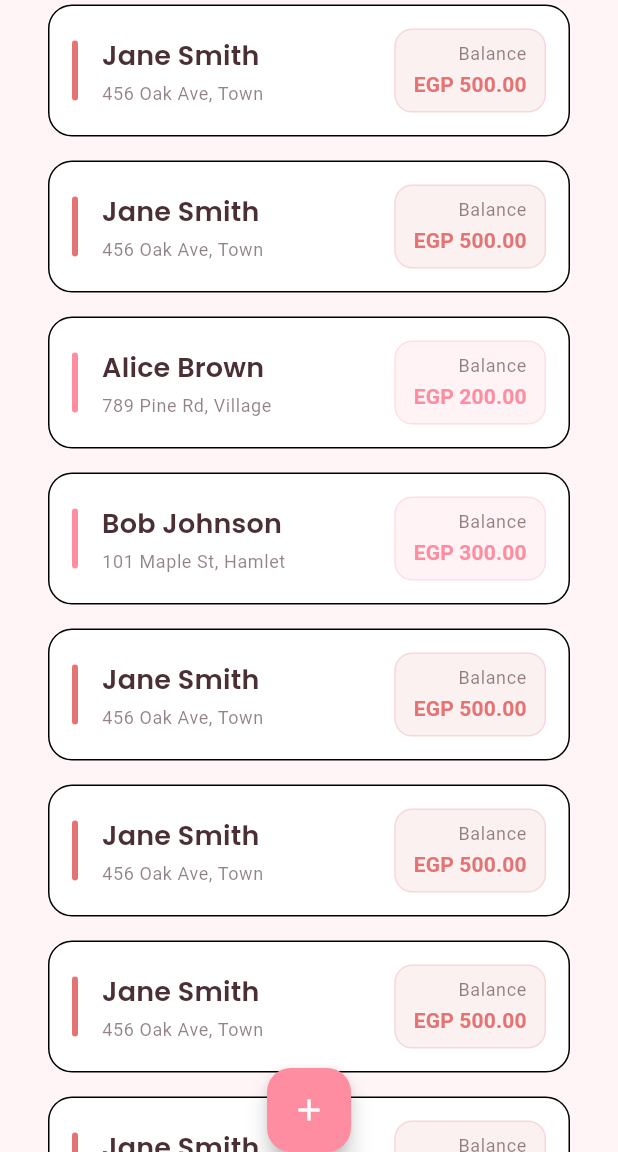
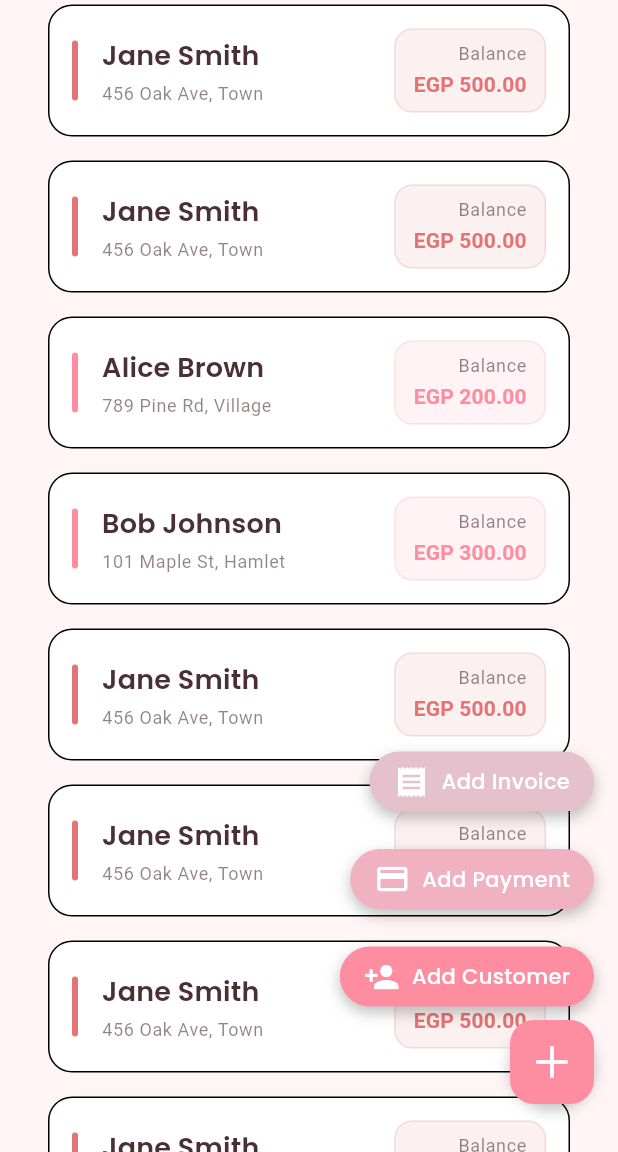
Before and after one commit to belalSoliman/trust-finance, a Flutter app: the screen it shows after launch, scrolled down 576 dp, after a tap on the "add" icon, on a phone screen of 412 x 824 dp, the part 84-1236 px from its top. Run offline on Flutter 3.47's test engine with Material 3 defaults, Android fonts, the phone set to English and light mode, and no system bars; our stand-ins replace flutter_native_splash.

Commit message:
add custom floating action button and update customer item border color

```diff
--- a/lib/view/home/home.dart
+++ b/lib/view/home/home.dart
@@ -1,6 +1,7 @@
 import 'package:flutter/material.dart';
 import 'package:trust_finiance/view/home/widget/Todays_Collections.dart';
 import 'package:trust_finiance/view/home/widget/current_date.dart';
+import 'package:trust_finiance/view/home/widget/custom_fab.dart';
 import 'package:trust_finiance/view/home/widget/customer_list.dart';
 
 class Home extends StatefulWidget {
@@ -16,13 +17,7 @@ class _HomeState extends State<Home> {
     return Scaffold(
       appBar: _buildAppBar(),
       body: _buildBody(),
-      floatingActionButton: FloatingActionButton(
-        onPressed: () {
-          //todo :add your action here
-        },
-        child: const Icon(Icons.add),
-      ),
-      floatingActionButtonLocation: FloatingActionButtonLocation.centerDocked,
+      floatingActionButton: FloatingBtn(),
     );
   }
 }
--- /dev/null
+++ b/lib/view/home/widget/custom_fab.dart
@@ -0,0 +1,182 @@
+import 'package:flutter/material.dart';
+
+class FloatingBtn extends StatefulWidget {
+  const FloatingBtn({super.key});
+
+  @override
+  State<FloatingBtn> createState() => _FloatingBtnState();
+}
+
+class _FloatingBtnState extends State<FloatingBtn>
+    with SingleTickerProviderStateMixin {
+  bool _isOpen = false;
+  late AnimationController _animationController;
+  final List<Map<String, dynamic>> _menuItems = [
+    {
+      'title': 'Add Customer',
+      'icon': Icons.person_add,
+      'color': const Color(0xFFFF8DA1), // Primary pink
+    },
+    {
+      'title': 'Add Payment',
+      'icon': Icons.payment,
+      'color': const Color.fromARGB(255, 240, 177, 193), // Secondary pink
+    },
+    {
+      'title': 'Add Invoice',
+      'icon': Icons.receipt,
+      'color': const Color(0xFFE5C1CD), // Dusty rose
+    },
+  ];
+
+  @override
+  void initState() {
+    super.initState();
+    _initializeAnimation();
+  }
+
+  void _initializeAnimation() {
+    _animationController = AnimationController(
+      vsync: this,
+      duration: const Duration(milliseconds: 300),
+    );
+  }
+
+  @override
+  void dispose() {
+    _animationController.dispose();
+    super.dispose();
+  }
+
+  void _toggleMenu() {
+    setState(() {
+      _isOpen = !_isOpen;
+      if (_isOpen) {
+        _animationController.forward();
+      } else {
+        _animationController.reverse().then((_) {
+          if (!mounted) return;
+          setState(() {}); // Trigger rebuild after animation completes
+        });
+      }
+    });
+  }
+
+  void _handleNavigation(String title, BuildContext context) {
+    _toggleMenu(); // Close menu first
+    Future.delayed(const Duration(milliseconds: 300), () {
+      // Wait for menu animation to complete
+      if (!mounted) return;
+      switch (title) {
+        case 'Add Customer':
+          print('Add Customer');
+          // Navigator.pushNamed(context, Routes.addCustomerPage);
+          break;
+        case 'Add Payment':
+          print('Add Payment');
+          // Navigator.pushNamed(context, Routes.addPaymentPage);
+          break;
+        case 'Add Invoice':
+          print('Add Invoice');
+          // Navigator.pushNamed(context, Routes.creatingInvoicePage);
+          break;
+      }
+    });
+  }
+
+  @override
+  Widget build(BuildContext context) {
+    return Padding(
+      padding: EdgeInsets.only(
+          bottom: MediaQuery.of(context).viewInsets.bottom + 16),
+      child: SizedBox(
+        width: 200,
+        height: _isOpen ? 240 : 56,
+        child: Stack(
+          alignment: Alignment.bottomRight,
+          children: [
+            // Menu Items
+            if (_isOpen) // Only build menu items when menu is open
+              ..._menuItems.asMap().entries.map((entry) {
+                int index = entry.key;
+                Map<String, dynamic> item = entry.value;
+                return AnimatedPositioned(
+                  duration: const Duration(milliseconds: 300),
+                  right: 0,
+                  bottom: (index + 1) * 65.0,
+                  child: AnimatedOpacity(
+                    opacity: _isOpen ? 1 : 0,
+                    duration: const Duration(milliseconds: 300),
+                    child: Material(
+                      color: Colors.transparent,
+                      child: InkWell(
+                        onTap: () => _handleNavigation(item['title'], context),
+                        borderRadius: BorderRadius.circular(30),
+                        child: Container(
+                          padding: const EdgeInsets.symmetric(
+                              horizontal: 16, vertical: 8),
+                          decoration: BoxDecoration(
+                            color: item['color'],
+                            borderRadius: BorderRadius.circular(30),
+                            boxShadow: [
+                              BoxShadow(
+                                color: Colors.black26,
+                                blurRadius: 8,
+                                offset: Offset(0, 4),
+                              ),
+                            ],
+                          ),
+                          child: Row(
+                            mainAxisSize: MainAxisSize.min,
+                            children: [
+                              Icon(item['icon'], color: Colors.white),
+                              const SizedBox(width: 8),
+                              Text(
+                                item['title'],
+                                style: TextStyle(
+                                    color: Colors.white,
+                                    fontWeight: FontWeight.w500),
+                              ),
+                            ],
+                          ),
+                        ),
+                      ),
+                    ),
+                  ),
+                );
+              }),
+
+            // Main Button
+            AnimatedContainer(
+              duration: const Duration(milliseconds: 300),
+              decoration: BoxDecoration(
+                shape: BoxShape.circle,
+                boxShadow: [
+                  BoxShadow(
+                    color: Colors.black26,
+                    blurRadius: _isOpen ? 8 : 4,
+                    offset: Offset(0, _isOpen ? 4 : 2),
+                  ),
+                ],
+              ),
+              child: FloatingActionButton(
+                onPressed: _toggleMenu,
+                backgroundColor: Theme.of(context).colorScheme.primary,
+                elevation: 0,
+                child: AnimatedRotation(
+                  turns: _isOpen ? 0.125 : 0,
+                  duration: const Duration(milliseconds: 300),
+                  child: Icon(
+                    _isOpen ? Icons.close : Icons.add,
+                    color: Colors.white,
+                    size: 28,
+                  ),
+                ),
+              ),
+            ),
+          ],
+        ),
+      ),
+    );
+  }
+}
--- a/lib/view/home/widget/customer_item.dart
+++ b/lib/view/home/widget/customer_item.dart
@@ -25,7 +25,7 @@ class CustomerItem extends StatelessWidget {
       shape: RoundedRectangleBorder(
         borderRadius: BorderRadius.circular(16),
         side: BorderSide(
-          color: theme.colorScheme.outline.withValues(alpha: 26),
+          color: theme.colorScheme.outline.withValues(alpha: 230),
         ),
       ),
       child: InkWell(
```
